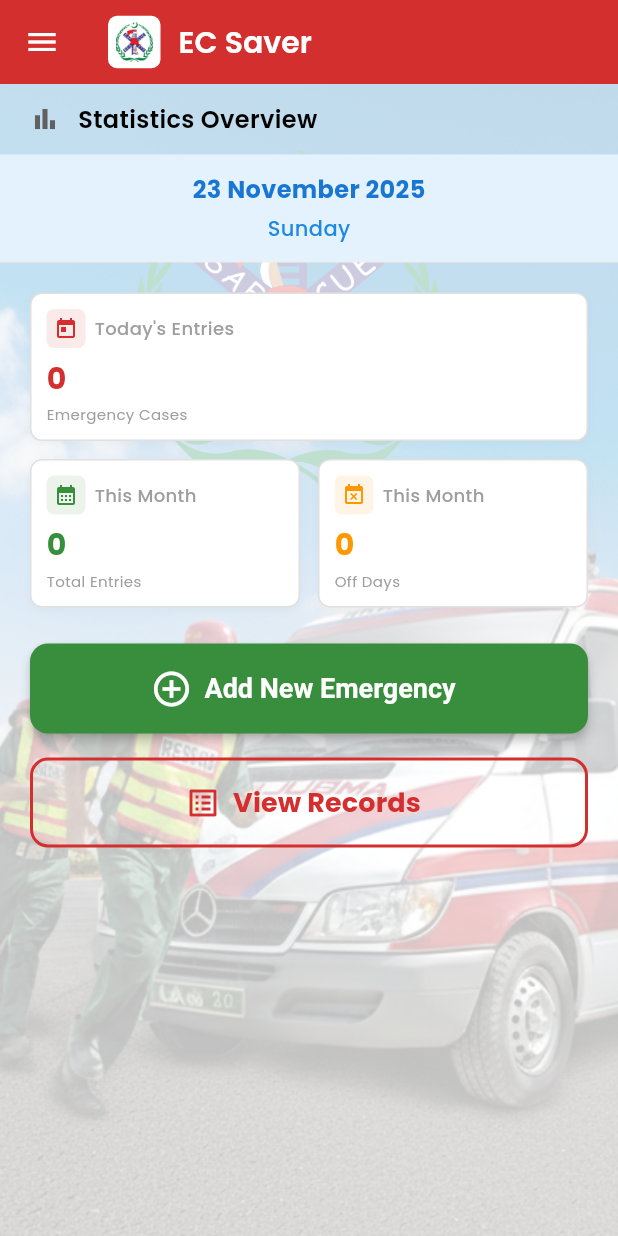
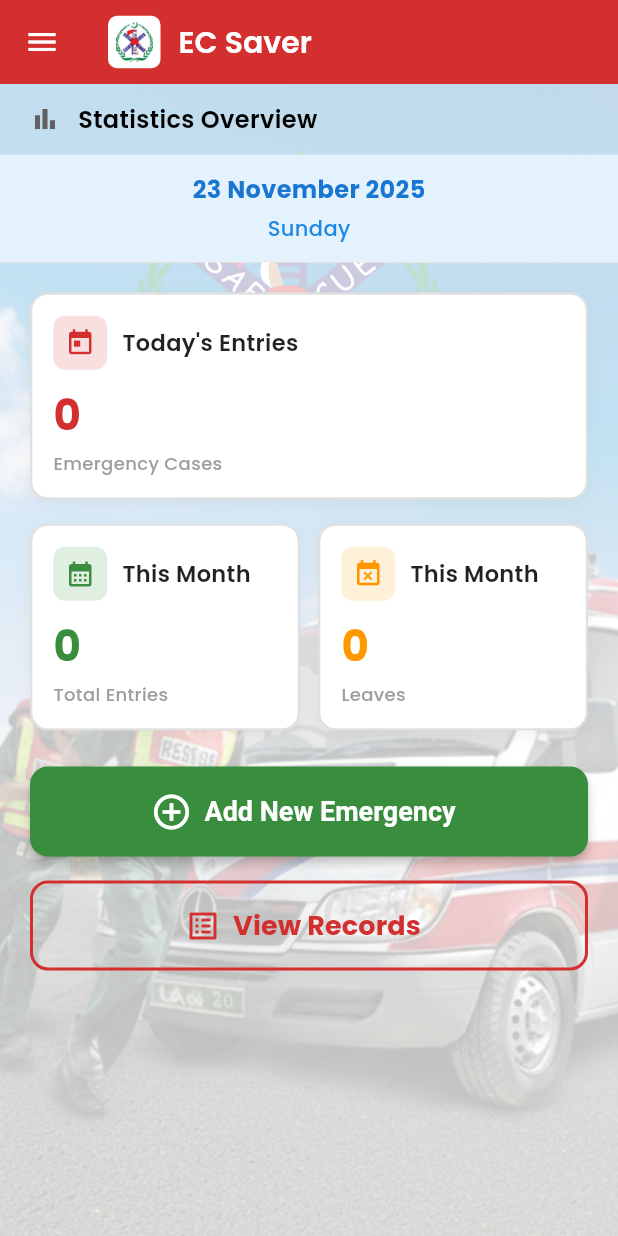
Before and after one commit to Rehancodecraft/EC-Saver, a Flutter app: the HomeScreen screen opened by its route, on a phone screen of 412 x 824 dp. Run offline on Flutter 3.47's test engine with Material 3 defaults, Android fonts, the phone set to English and light mode, and no system bars; our stand-ins replace google_fonts, package_info_plus, pdf, permission_handler, printing, shared_preferences and 2 more; missing offline and left inert: dart:html; accounts and stored records are empty; network calls fail.

Commit message:
feat: Major improvements - Home screen, PDF enhancements, and precautions
Home Screen Improvements:
- Increased card text sizes (20px → 28px for numbers, 12px → 15px for labels)
- Made text bold and more readable
- Enhanced card design with better shadows and borders
- Changed 'Off Days' label to 'Leaves'
- Fixed counter to count only leaves and gazetted holidays (excludes day-offs)
- Improved professional appearance

PDF Service Enhancements:
- Added user profile information (name, phone, designation, district, tehsil)
- Added off days, leaves, and gazetted holidays to PDF
- Enhanced PDF layout with user information section
- Better organization and readability

About Screen:
- Added 'Important Precautions' section
- Warning about data loss on uninstall
- Clear instructions to print before uninstalling
- Professional warning design with red theme

```diff
--- a/lib/screens/home_screen.dart
+++ b/lib/screens/home_screen.dart
@@ -94,19 +94,22 @@ class _HomeScreenState extends State<HomeScreen> with SingleTickerProviderStateM
         e.emergencyDate.isAfter(monthStart) && e.emergencyDate.isBefore(monthEnd)
       ).length;
 
-      // Get all off days and count ALL off days for current month (leaves, gazetted holidays, day-offs)
+      // Get all off days and count only leaves and gazetted holidays (not day-offs) for current month
       final allOffDays = await dbService.getOffDays();
-      final monthlyOffDays = allOffDays.where((offDay) {
+      final monthlyLeavesAndHolidays = allOffDays.where((offDay) {
         // Check if it's in current month
         final isInMonth = offDay.offDate.isAfter(monthStart.subtract(const Duration(days: 1))) &&
                           offDay.offDate.isBefore(monthEnd.add(const Duration(days: 1)));
-        return isInMonth;
+        // Count only leaves and gazetted holidays (not day-offs)
+        final isLeave = offDay.notes != null && offDay.notes!.startsWith('Leave');
+        final isGazetted = offDay.notes != null && offDay.notes!.startsWith('Gazetted Holiday');
+        return isInMonth && (isLeave || isGazetted);
       }).length;
 
       setState(() {
         _todayCount = todayEmergencies;
         _monthlyCount = monthlyEmergencies;
-        _monthlyLeaves = monthlyOffDays;
+        _monthlyLeaves = monthlyLeavesAndHolidays;
         _isLoading = false;
       });
     } catch (e) {
@@ -243,16 +246,16 @@ class _HomeScreenState extends State<HomeScreen> with SingleTickerProviderStateM
                     children: [
                       // Stats Cards - Today's Entries
                       Container(
-                        padding: const EdgeInsets.all(10),
+                        padding: const EdgeInsets.all(14),
                         decoration: BoxDecoration(
                           color: Colors.white,
-                          borderRadius: BorderRadius.circular(8),
-                          border: Border.all(color: Colors.grey[300]!),
+                          borderRadius: BorderRadius.circular(12),
+                          border: Border.all(color: Colors.grey[300]!, width: 1.5),
                           boxShadow: [
                             BoxShadow(
-                              color: Colors.grey.withOpacity(0.08),
-                              blurRadius: 4,
-                              offset: const Offset(0, 2),
+                              color: Colors.grey.withOpacity(0.12),
+                              blurRadius: 8,
+                              offset: const Offset(0, 3),
                             ),
                           ],
                         ),
@@ -262,52 +265,53 @@ class _HomeScreenState extends State<HomeScreen> with SingleTickerProviderStateM
                             Row(
                               children: [
                                 Container(
-                                  padding: const EdgeInsets.all(5),
+                                  padding: const EdgeInsets.all(8),
                                   decoration: BoxDecoration(
-                                    color: AppColors.primaryRed.withOpacity(0.1),
-                                    borderRadius: BorderRadius.circular(5),
+                                    color: AppColors.primaryRed.withOpacity(0.15),
+                                    borderRadius: BorderRadius.circular(8),
                                   ),
                                   child: const Icon(
                                     Icons.today,
                                     color: AppColors.primaryRed,
-                                    size: 16,
+                                    size: 20,
                                   ),
                                 ),
-                                const SizedBox(width: 6),
+                                const SizedBox(width: 10),
                                 const Expanded(
                                   child: Text(
                                     'Today\'s Entries',
                                     style: TextStyle(
-                                      fontSize: 12,
-                                      color: Colors.grey,
-                                      fontWeight: FontWeight.w500,
+                                      fontSize: 15,
+                                      color: Colors.black87,
+                                      fontWeight: FontWeight.w600,
                                     ),
                                   ),
                                 ),
                               ],
                             ),
-                            const SizedBox(height: 6),
+                            const SizedBox(height: 10),
                             Text(
                               '$_todayCount',
                               style: const TextStyle(
-                                fontSize: 20,
+                                fontSize: 28,
                                 fontWeight: FontWeight.bold,
                                 color: AppColors.primaryRed,
                               ),
                             ),
-                            const SizedBox(height: 2),
+                            const SizedBox(height: 4),
                             const Text(
                               'Emergency Cases',
                               style: TextStyle(
-                                fontSize: 10,
+                                fontSize: 12,
                                 color: Colors.grey,
+                                fontWeight: FontWeight.w500,
                               ),
                             ),
                           ],
                         ),
                       ),
 
-                      const SizedBox(height: 12),
+                      const SizedBox(height: 16),
 
                       // Stats Cards Row (This Month Entries & Leaves)
                       Row(
@@ -315,16 +319,16 @@ class _HomeScreenState extends State<HomeScreen> with SingleTickerProviderStateM
                           // This Month's Entries Card
                           Expanded(
                             child: Container(
-                              padding: const EdgeInsets.all(10),
+                              padding: const EdgeInsets.all(14),
                               decoration: BoxDecoration(
                                 color: Colors.white,
-                                borderRadius: BorderRadius.circular(8),
-                                border: Border.all(color: Colors.grey[300]!),
+                                borderRadius: BorderRadius.circular(12),
+                                border: Border.all(color: Colors.grey[300]!, width: 1.5),
                                 boxShadow: [
                                   BoxShadow(
-                                    color: Colors.grey.withOpacity(0.08),
-                                    blurRadius: 4,
-                                    offset: const Offset(0, 2),
+                                    color: Colors.grey.withOpacity(0.12),
+                                    blurRadius: 8,
+                                    offset: const Offset(0, 3),
                                   ),
                                 ],
                               ),
@@ -334,45 +338,46 @@ class _HomeScreenState extends State<HomeScreen> with SingleTickerProviderStateM
                                   Row(
                                     children: [
                                       Container(
-                                        padding: const EdgeInsets.all(5),
+                                        padding: const EdgeInsets.all(8),
                                         decoration: BoxDecoration(
-                                          color: AppColors.secondaryGreen.withOpacity(0.1),
-                                          borderRadius: BorderRadius.circular(5),
+                                          color: AppColors.secondaryGreen.withOpacity(0.15),
+                                          borderRadius: BorderRadius.circular(8),
                                         ),
                                         child: const Icon(
                                           Icons.calendar_month,
                                           color: AppColors.secondaryGreen,
-                                          size: 16,
+                                          size: 20,
                                         ),
                                       ),
-                                      const SizedBox(width: 6),
+                                      const SizedBox(width: 10),
                                       const Expanded(
                                         child: Text(
                                           'This Month',
                                           style: TextStyle(
-                                            fontSize: 12,
-                                            color: Colors.grey,
-                                            fontWeight: FontWeight.w500,
+                                            fontSize: 15,
+                                            color: Colors.black87,
+                                            fontWeight: FontWeight.w600,
                                           ),
                                         ),
                                       ),
                                     ],
                                   ),
-                                  const SizedBox(height: 6),
+                                  const SizedBox(height: 10),
                                   Text(
                                     '$_monthlyCount',
                                     style: const TextStyle(
-                                      fontSize: 20,
+                                      fontSize: 28,
                                       fontWeight: FontWeight.bold,
                                       color: AppColors.secondaryGreen,
                                     ),
                                   ),
-                                  const SizedBox(height: 2),
+                                  const SizedBox(height: 4),
                                   const Text(
                                     'Total Entries',
                                     style: TextStyle(
-                                      fontSize: 10,
+                                      fontSize: 12,
                                       color: Colors.grey,
+                                      fontWeight: FontWeight.w500,
                                     ),
                                   ),
                                 ],
@@ -382,19 +387,19 @@ class _HomeScreenState extends State<HomeScreen> with SingleTickerProviderStateM
 
                           const SizedBox(width: 12),
 
-                          // This Month's Off Days Card
+                          // This Month's Leaves Card
                           Expanded(
                             child: Container(
-                              padding: const EdgeInsets.all(10),
+                              padding: const EdgeInsets.all(14),
                               decoration: BoxDecoration(
                                 color: Colors.white,
-                                borderRadius: BorderRadius.circular(8),
-                                border: Border.all(color: Colors.grey[300]!),
+                                borderRadius: BorderRadius.circular(12),
+                                border: Border.all(color: Colors.grey[300]!, width: 1.5),
                                 boxShadow: [
                                   BoxShadow(
-                                    color: Colors.grey.withOpacity(0.08),
-                                    blurRadius: 4,
-                                    offset: const Offset(0, 2),
+                                    color: Colors.grey.withOpacity(0.12),
+                                    blurRadius: 8,
+                                    offset: const Offset(0, 3),
                                   ),
                                 ],
                               ),
@@ -404,45 +409,46 @@ class _HomeScreenState extends State<HomeScreen> with SingleTickerProviderStateM
                                   Row(
                                     children: [
                                       Container(
-                                        padding: const EdgeInsets.all(5),
+                                        padding: const EdgeInsets.all(8),
                                         decoration: BoxDecoration(
-                                          color: Colors.orange.withOpacity(0.1),
-                                          borderRadius: BorderRadius.circular(5),
+                                          color: Colors.orange.withOpacity(0.15),
+                                          borderRadius: BorderRadius.circular(8),
                                         ),
                                         child: const Icon(
                                           Icons.event_busy,
                                           color: Colors.orange,
-                                          size: 16,
+                                          size: 20,
                                         ),
                                       ),
-                                      const SizedBox(width: 6),
+                                      const SizedBox(width: 10),
                                       const Expanded(
                                         child: Text(
                                           'This Month',
                                           style: TextStyle(
-                                            fontSize: 12,
-                                            color: Colors.grey,
-                                            fontWeight: FontWeight.w500,
+                                            fontSize: 15,
+                                            color: Colors.black87,
+                                            fontWeight: FontWeight.w600,
                                           ),
                                         ),
                                       ),
                                     ],
                                   ),
-                                  const SizedBox(height: 6),
+                                  const SizedBox(height: 10),
                                   Text(
                                     '$_monthlyLeaves',
                                     style: const TextStyle(
-                                      fontSize: 20,
+                                      fontSize: 28,
                                       fontWeight: FontWeight.bold,
                                       color: Colors.orange,
                                     ),
                                   ),
-                                  const SizedBox(height: 2),
+                                  const SizedBox(height: 4),
                                   const Text(
-                                    'Off Days',
+                                    'Leaves',
                                     style: TextStyle(
-                                      fontSize: 10,
+                                      fontSize: 12,
                                       color: Colors.grey,
+                                      fontWeight: FontWeight.w500,
                                     ),
                                   ),
                                 ],
--- a/lib/screens/records_screen.dart
+++ b/lib/screens/records_screen.dart
@@ -563,10 +563,13 @@ class _RecordsScreenState extends State<RecordsScreen> {
 
   Future<void> _printAllMonths() async {
     try {
+      final userProfile = await _databaseService.getUserProfile();
       await PdfService.generateAndPrintPdf(
         groupedEmergencies: _groupedEmergencies,
         selectedMonths: _allMonths,
         title: 'All Records',
+        userProfile: userProfile,
+        groupedOffDays: _groupedOffDays,
       );
     } catch (e) {
       if (mounted) {
@@ -634,10 +637,13 @@ class _RecordsScreenState extends State<RecordsScreen> {
 
     if (result == true && selectedMonths.isNotEmpty) {
       try {
+        final userProfile = await _databaseService.getUserProfile();
         await PdfService.generateAndPrintPdf(
           groupedEmergencies: _groupedEmergencies,
           selectedMonths: selectedMonths,
           title: 'Selected Months',
+          userProfile: userProfile,
+          groupedOffDays: _groupedOffDays,
         );
       } catch (e) {
         if (mounted) {
--- a/pubspec.yaml
+++ b/pubspec.yaml
@@ -1,7 +1,7 @@
 name: emergency_cases_saver
 description: EC Saver - Emergency Cases Saver for Rescue 1122 Pakistan
 
-version: 1.2.7+27  # v1.2.7 - Allow future dates for off days/leaves/gazetted holidays
+version: 1.2.8+28  # v1.2.8 - Enhanced home screen, PDF with user data, and precautions section
 
 environment:
   sdk: '>=3.0.0 <4.0.0'
```
Also changed, not shown: lib/screens/about_screen.dart (+91 -0 lines), lib/services/pdf_service.dart (+89 -0 lines), 2 other files.
